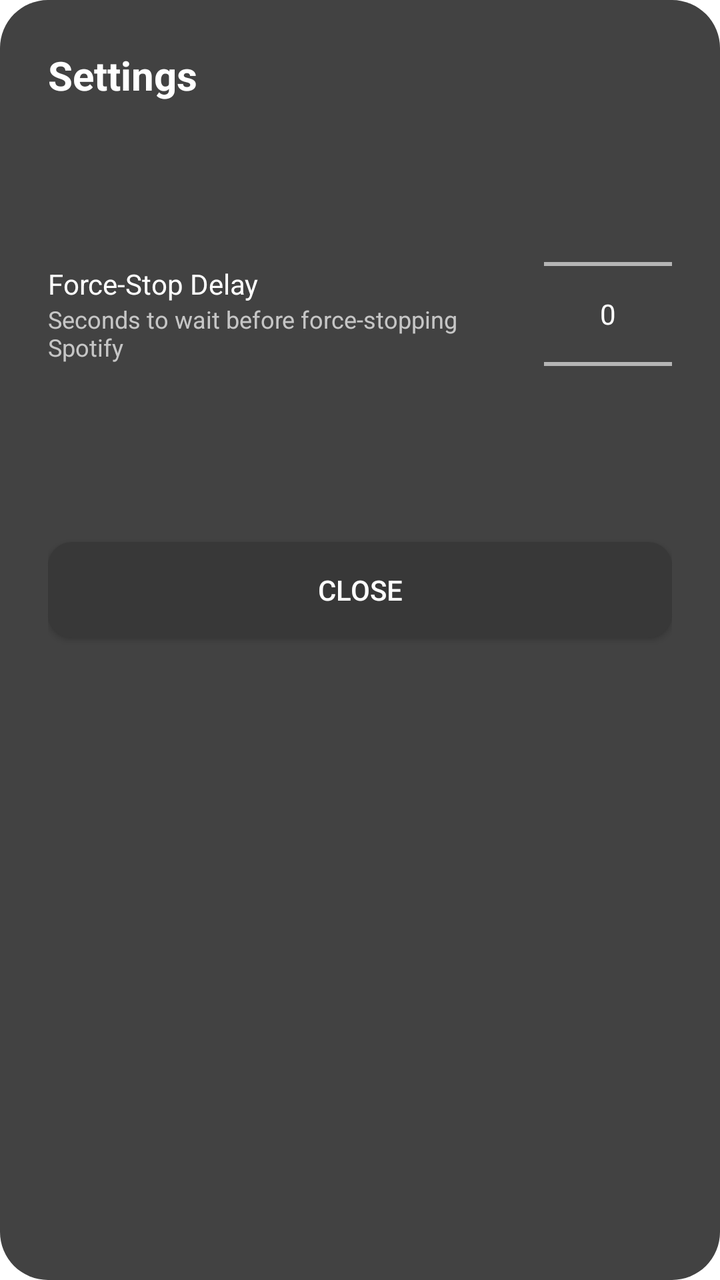
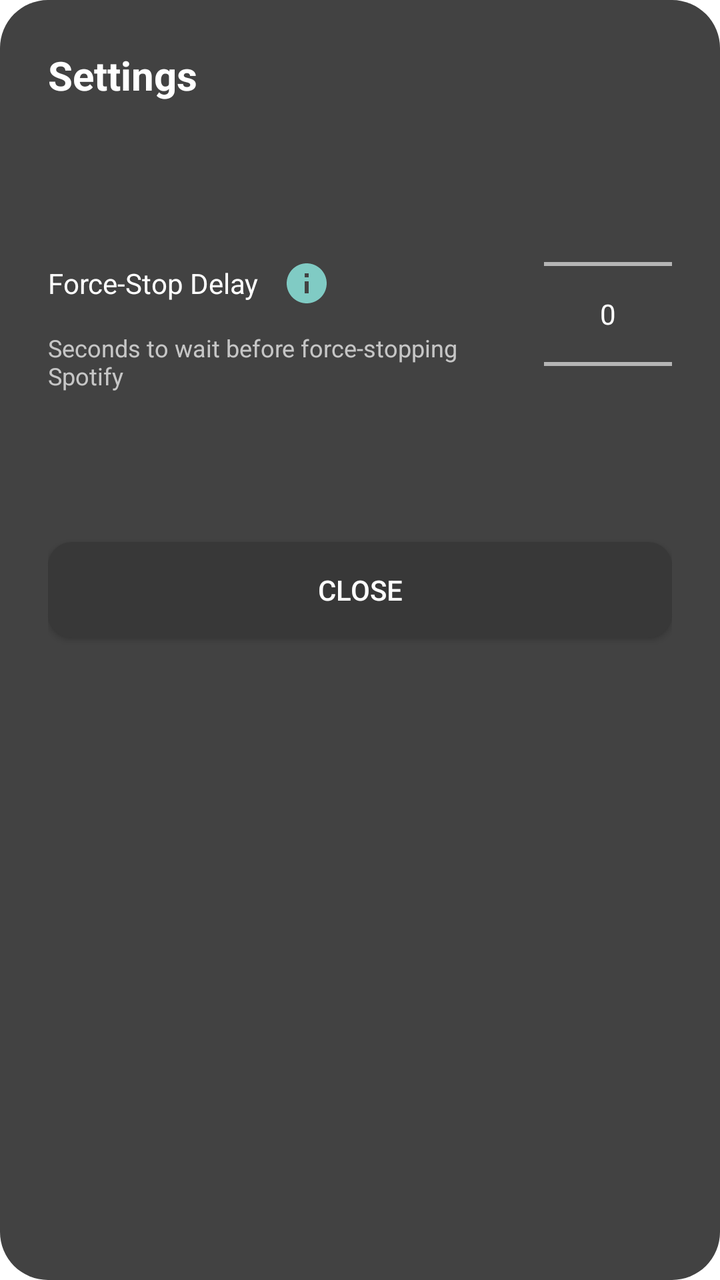

Compare the two renders of this Android layout. The source of the first and the diff that turns it into the second are given below.
<!-- AndroidManifest.xml: application theme Theme.Interrupt -->
<!-- res/layout/dialog_settings.xml -->
<?xml version="1.0" encoding="utf-8"?>
<LinearLayout xmlns:android="http://schemas.android.com/apk/res/android"
    android:layout_width="match_parent"
    android:layout_height="wrap_content"
    android:background="@drawable/bg_dialog_rounded"
    android:orientation="vertical"
    android:padding="24dp">

    <TextView
        android:id="@+id/tv_settings_title"
        android:layout_width="wrap_content"
        android:layout_height="wrap_content"
        android:layout_marginBottom="8dp"
        android:text="@string/settings"
        android:textColor="?android:attr/textColorPrimary"
        android:textSize="20sp"
        android:textStyle="bold" />

    <LinearLayout
        android:layout_width="match_parent"
        android:layout_height="wrap_content"
        android:orientation="vertical">

        <LinearLayout
            android:layout_width="match_parent"
            android:layout_height="wrap_content"
            android:gravity="center_vertical"
            android:orientation="horizontal"
            android:layout_marginTop="8dp">

            <LinearLayout
                android:layout_width="0dp"
                android:layout_height="wrap_content"
                android:layout_weight="1"
                android:orientation="vertical">

                <TextView
                    android:layout_width="wrap_content"
                    android:layout_height="wrap_content"
                    android:text="@string/delay_setting_title"
                    android:textColor="?android:attr/textColorPrimary"
                    android:textSize="14sp" />

                <TextView
                    android:layout_width="wrap_content"
                    android:layout_height="wrap_content"
                    android:text="@string/delay_setting_desc"
                    android:textColor="?android:attr/textColorSecondary"
                    android:textSize="12sp" />

            </LinearLayout>

            <NumberPicker
                android:id="@+id/delay_picker"
                android:layout_width="wrap_content"
                android:layout_height="wrap_content"
                android:layout_marginStart="8dp" />

        </LinearLayout>

    </LinearLayout>

    <Button
        android:id="@+id/btn_close_settings"
        android:layout_width="match_parent"
        android:layout_height="wrap_content"
        android:layout_marginTop="24dp"
        android:background="@drawable/bg_button_rounded"
        android:text="@string/close"
        android:textColor="?android:attr/textColorPrimary" />

</LinearLayout>
<!-- resources referenced by this layout -->
<resources>
  <!-- drawable bg_button_rounded (drawable) -->
  <?xml version="1.0" encoding="utf-8"?>
  <shape xmlns:android="http://schemas.android.com/apk/res/android">
      <solid android:color="@color/button_background" />
      <corners android:radius="12dp" />
  </shape>
  <!-- drawable bg_dialog_rounded (drawable) -->
  <?xml version="1.0" encoding="utf-8"?>
  <shape xmlns:android="http://schemas.android.com/apk/res/android">
      <solid android:color="?android:attr/colorBackground" />
      <corners android:radius="24dp" />
  </shape>
  <string name="close">Close</string>
  <string name="delay_setting_desc">Seconds to wait before force-stopping Spotify</string>
  <string name="delay_setting_title">Force-Stop Delay</string>
  <string name="settings">Settings</string>
  <style name="Theme.Interrupt" parent="android:Theme.Material.Dialog.NoActionBar">
          <item name="android:windowBackground">@android:color/transparent</item>
          <item name="android:windowNoTitle">true</item>
          <item name="android:windowActionBar">false</item>
      </style>
  <color name="button_background">#383838</color>
</resources>

<!-- the commit's change to res/layout/dialog_settings.xml (unified diff, before → after) -->
@@ -34,12 +34,29 @@
                 android:layout_weight="1"
                 android:orientation="vertical">
 
-                <TextView
+                <LinearLayout
                     android:layout_width="wrap_content"
                     android:layout_height="wrap_content"
-                    android:text="@string/delay_setting_title"
-                    android:textColor="?android:attr/textColorPrimary"
-                    android:textSize="14sp" />
+                    android:gravity="center_vertical"
+                    android:orientation="horizontal">
+
+                    <TextView
+                        android:layout_width="wrap_content"
+                        android:layout_height="wrap_content"
+                        android:text="@string/delay_setting_title"
+                        android:textColor="?android:attr/textColorPrimary"
+                        android:textSize="14sp" />
+
+                    <ImageButton
+                        android:id="@+id/troubleshooting_info_btn"
+                        android:layout_width="48dp"
+                        android:layout_height="48dp"
+                        android:background="?android:attr/selectableItemBackgroundBorderless"
+                        android:contentDescription="@string/troubleshooting_info_description"
+                        android:padding="12dp"
+                        android:src="@drawable/ic_info_material"
+                        android:tint="?android:attr/colorAccent" />
+                </LinearLayout>
 
                 <TextView
                     android:layout_width="wrap_content"
<!-- resource entries referenced after the edit -->
@@ -12,10 +12,21 @@
       <solid android:color="?android:attr/colorBackground" />
       <corners android:radius="24dp" />
   </shape>
+  <!-- drawable ic_info_material (drawable) -->
+  <vector xmlns:android="http://schemas.android.com/apk/res/android"
+      android:width="24dp"
+      android:height="24dp"
+      android:viewportWidth="24"
+      android:viewportHeight="24">
+      <path
+          android:fillColor="#FF000000"
+          android:pathData="M12,2C6.48,2 2,6.48 2,12s4.48,10 10,10 10,-4.48 10,-10S17.52,2 12,2zm1,15h-2v-6h2v6zm0,-8h-2V7h2v2z" />
+  </vector>
   <string name="close">Close</string>
   <string name="delay_setting_desc">Seconds to wait before force-stopping Spotify</string>
   <string name="delay_setting_title">Force-Stop Delay</string>
   <string name="settings">Settings</string>
+  <string name="troubleshooting_info_description">Troubleshooting information</string>
   <style name="Theme.Interrupt" parent="android:Theme.Material.Dialog.NoActionBar">
           <item name="android:windowBackground">@android:color/transparent</item>
           <item name="android:windowNoTitle">true</item>
